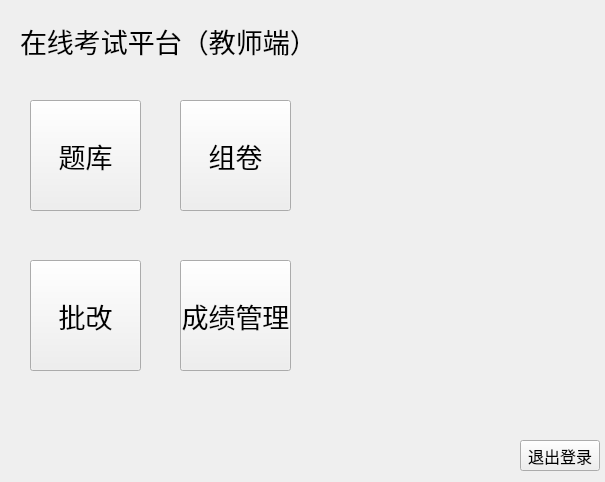
Old version of the form source/teacherwindow.ui in the repository Sodataco/exam-system.
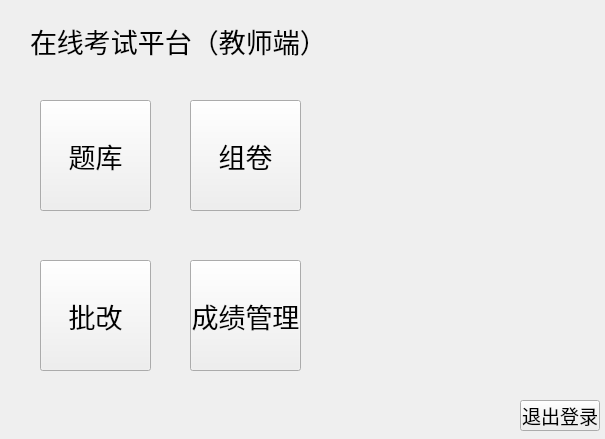
New version of the form.

What changed in the file:
```diff
--- a/source/teacherwindow.ui
+++ b/source/teacherwindow.ui
@@ -7,16 +7,82 @@
     <x>0</x>
     <y>0</y>
     <width>605</width>
-    <height>482</height>
+    <height>439</height>
    </rect>
   </property>
   <property name="windowTitle">
    <string>Form</string>
   </property>
+  <widget class="QPushButton" name="judge">
+   <property name="geometry">
+    <rect>
+     <x>40</x>
+     <y>260</y>
+     <width>111</width>
+     <height>111</height>
+    </rect>
+   </property>
+   <property name="font">
+    <font>
+     <pointsize>20</pointsize>
+    </font>
+   </property>
+   <property name="text">
+    <string>批改</string>
+   </property>
+  </widget>
+  <widget class="QPushButton" name="pushButton_2">
+   <property name="enabled">
+    <bool>true</bool>
+   </property>
+   <property name="geometry">
+    <rect>
+     <x>190</x>
+     <y>100</y>
+     <width>111</width>
+     <height>111</height>
+    </rect>
+   </property>
+   <property name="font">
+    <font>
+     <pointsize>20</pointsize>
+    </font>
+   </property>
+   <property name="text">
+    <string>组卷</string>
+   </property>
+   <property name="checkable">
+    <bool>false</bool>
+   </property>
+  </widget>
+  <widget class="QPushButton" name="Return1">
+   <property name="enabled">
+    <bool>true</bool>
+   </property>
+   <property name="geometry">
+    <rect>
+     <x>520</x>
+     <y>400</y>
+     <width>80</width>
+     <height>31</height>
+    </rect>
+   </property>
+   <property name="font">
+    <font>
+     <pointsize>14</pointsize>
+    </font>
+   </property>
+   <property name="text">
+    <string>退出登录</string>
+   </property>
+   <property name="checkable">
+    <bool>false</bool>
+   </property>
+  </widget>
   <widget class="QLabel" name="label">
    <property name="geometry">
     <rect>
-     <x>20</x>
+     <x>30</x>
      <y>10</y>
      <width>291</width>
      <height>61</height>
@@ -34,7 +100,7 @@
   <widget class="QPushButton" name="createquestion">
    <property name="geometry">
     <rect>
-     <x>30</x>
+     <x>40</x>
      <y>100</y>
      <width>111</width>
      <height>111</height>
@@ -49,46 +115,10 @@
     <string>题库</string>
    </property>
   </widget>
-  <widget class="QPushButton" name="pushButton_2">
-   <property name="geometry">
-    <rect>
-     <x>180</x>
-     <y>100</y>
-     <width>111</width>
-     <height>111</height>
-    </rect>
-   </property>
-   <property name="font">
-    <font>
-     <pointsize>20</pointsize>
-    </font>
-   </property>
-   <property name="text">
-    <string>组卷</string>
-   </property>
-  </widget>
-  <widget class="QPushButton" name="judge">
-   <property name="geometry">
-    <rect>
-     <x>30</x>
-     <y>260</y>
-     <width>111</width>
-     <height>111</height>
-    </rect>
-   </property>
-   <property name="font">
-    <font>
-     <pointsize>20</pointsize>
-    </font>
-   </property>
-   <property name="text">
-    <string>批改</string>
-   </property>
-  </widget>
   <widget class="QPushButton" name="pushButton_4">
    <property name="geometry">
     <rect>
-     <x>180</x>
+     <x>190</x>
      <y>260</y>
      <width>111</width>
      <height>111</height>
@@ -102,23 +132,8 @@
    <property name="text">
     <string>成绩管理</string>
    </property>
-  </widget>
-  <widget class="QPushButton" name="Return">
-   <property name="geometry">
-    <rect>
-     <x>520</x>
-     <y>440</y>
-     <width>80</width>
-     <height>31</height>
-    </rect>
-   </property>
-   <property name="font">
-    <font>
-     <pointsize>12</pointsize>
-    </font>
-   </property>
-   <property name="text">
-    <string>退出登录</string>
+   <property name="checkable">
+    <bool>false</bool>
    </property>
   </widget>
  </widget>
```
